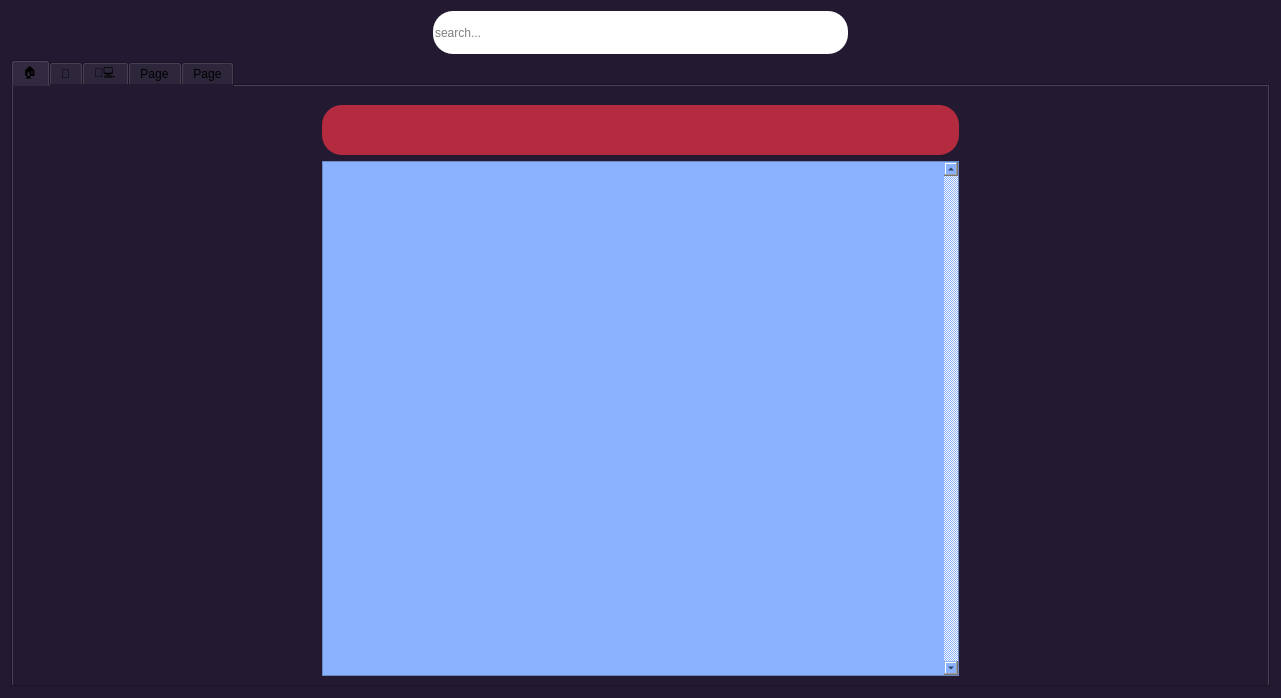
First picture: the form in home.ui, repository Abeh995/JobVista, before the edit.
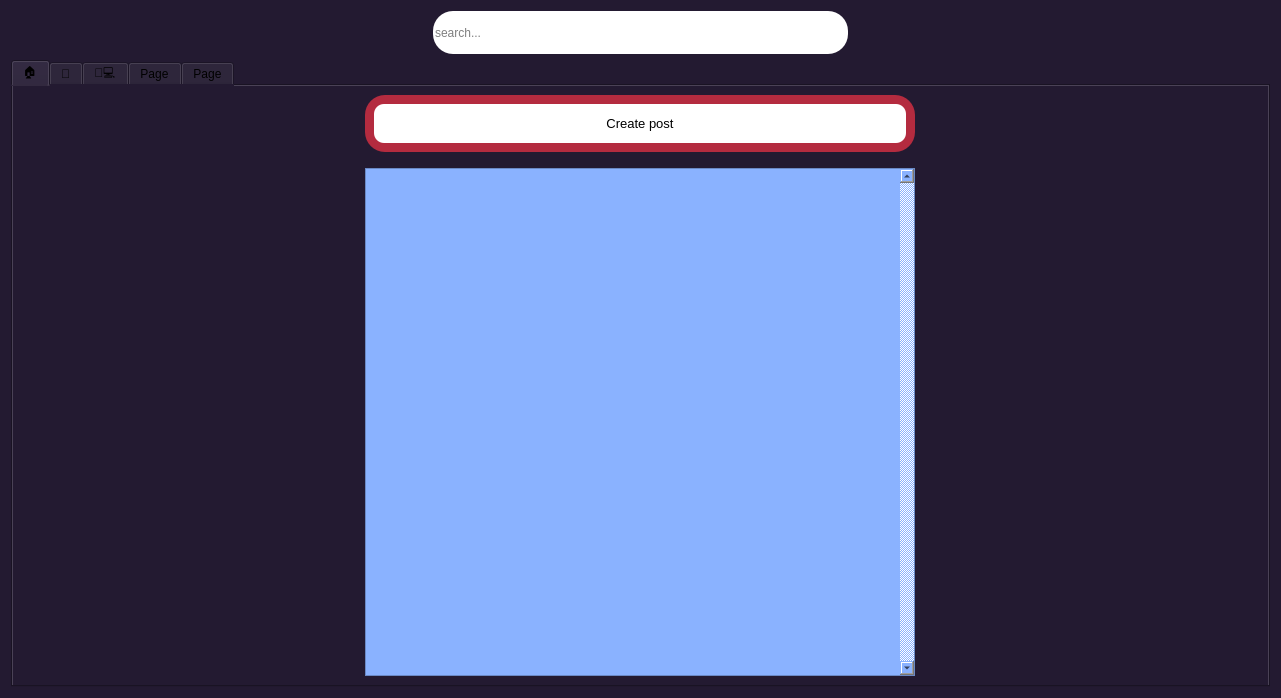
Second picture: the form after the edit.

Patch:
```diff
--- a/home.ui
+++ b/home.ui
@@ -105,7 +105,7 @@
          <property name="maximumSize">
           <size>
            <width>16777215</width>
-           <height>30</height>
+           <height>57</height>
           </size>
          </property>
          <property name="styleSheet">
@@ -115,6 +115,36 @@
          <property name="title">
           <string/>
          </property>
+         <layout class="QHBoxLayout" name="horizontalLayout">
+          <item>
+           <widget class="QPushButton" name="createPost_pushButton">
+            <property name="minimumSize">
+             <size>
+              <width>0</width>
+              <height>39</height>
+             </size>
+            </property>
+            <property name="font">
+             <font>
+              <pointsize>10</pointsize>
+             </font>
+            </property>
+            <property name="styleSheet">
+             <string notr="true">QPushButton{
+background-color: rgb(255, 255, 255);
+border-radius:10px;
+}
+
+QPushButton:hover{
+	background-color: qlineargradient(spread:pad, x1:0.279, y1:0.188, x2:0.83, y2:0.83, stop:0 rgba(80, 200, 134, 255), stop:1 rgba(114, 224, 255, 255));
+}</string>
+            </property>
+            <property name="text">
+             <string>Create post</string>
+            </property>
+           </widget>
+          </item>
+         </layout>
         </widget>
        </item>
        <item row="2" column="2">
@@ -178,13 +208,13 @@
          </property>
          <property name="minimumSize">
           <size>
-           <width>500</width>
+           <width>300</width>
            <height>400</height>
           </size>
          </property>
          <property name="maximumSize">
           <size>
-           <width>1000</width>
+           <width>550</width>
            <height>800</height>
           </size>
          </property>
@@ -230,8 +260,8 @@
            <rect>
             <x>0</x>
             <y>0</y>
-            <width>600</width>
-            <height>495</height>
+            <width>531</width>
+            <height>506</height>
            </rect>
           </property>
           <property name="sizePolicy">
```
Left out of the diff: 1 changed line with no effect on the pictures.
